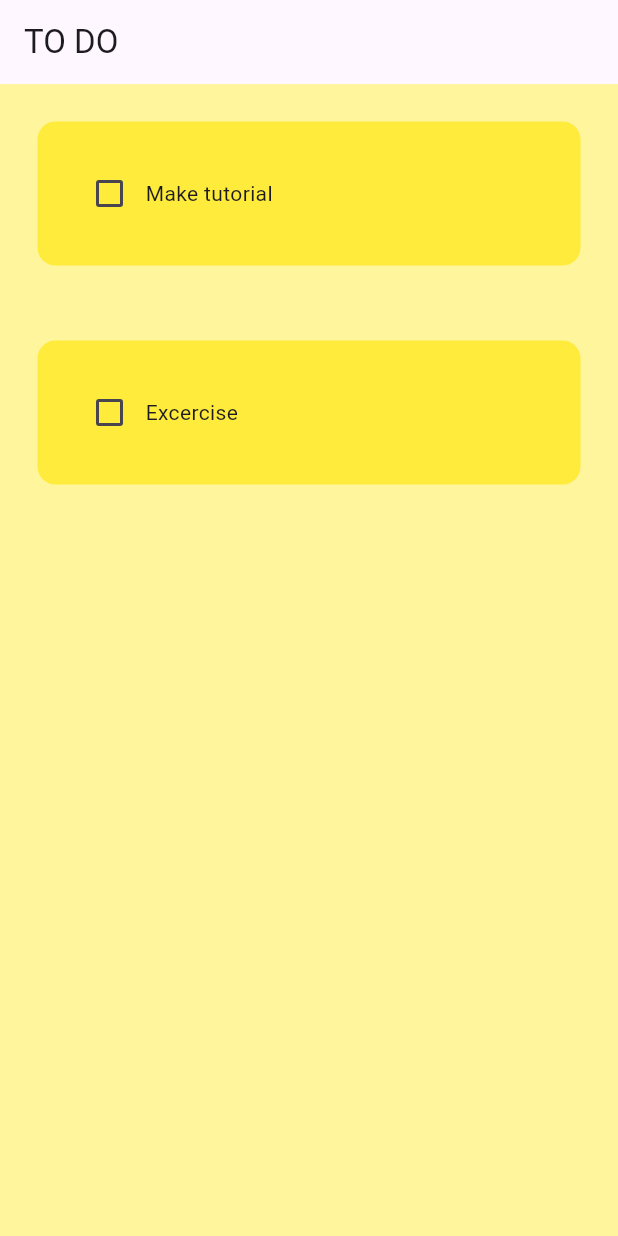
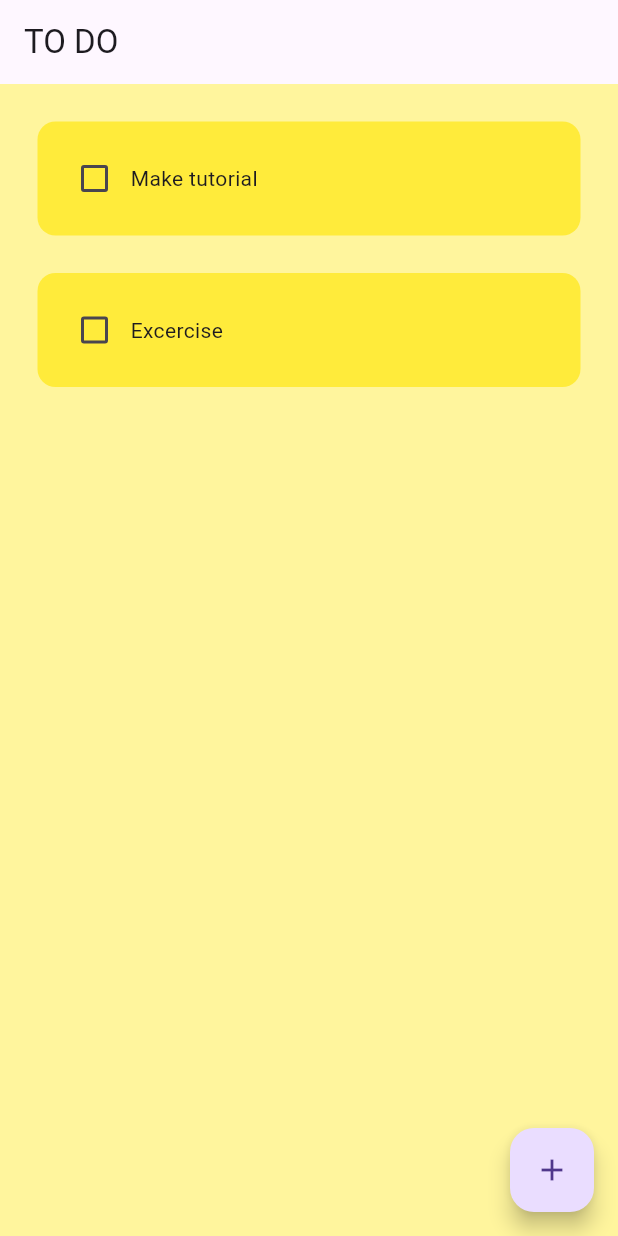
Before and after one commit to AbhiramKrishnaM/Flutter-Todo, a Flutter app: the screen it shows after launch, on a phone screen of 412 x 824 dp. Run offline on Flutter 3.47's test engine with Material 3 defaults, Android fonts, the phone set to English and light mode, and no system bars.

```diff
--- a/lib/pages/home.dart
+++ b/lib/pages/home.dart
@@ -1,6 +1,7 @@
 // ignore_for_file: prefer_const_constructors, prefer_const_literals_to_create_immutables
 
 import "package:flutter/material.dart";
+import "package:flutter_todo_application/util/dialog_box.dart";
 import "package:flutter_todo_application/util/todo_tile.dart";
 
 class HomePage extends StatefulWidget {
@@ -11,6 +12,8 @@ class HomePage extends StatefulWidget {
 }
 
 class _HomePageState extends State<HomePage> {
+  final _controler = TextEditingController();
+
   List toDoList = [
     ["Make tutorial", false],
     ["Excercise", false],
@@ -22,6 +25,16 @@ class _HomePageState extends State<HomePage> {
     });
   }
 
+  void createNewTask() {
+    showDialog(
+        context: context,
+        builder: (context) {
+          return DialogBox(
+            controller: _controler,
+          );
+        });
+  }
+
   @override
   Widget build(BuildContext context) {
     return Scaffold(
@@ -29,6 +42,10 @@ class _HomePageState extends State<HomePage> {
       appBar: AppBar(
         title: Text("TO DO"),
         elevation: 0,
+      ),
+      floatingActionButton: FloatingActionButton(
+        onPressed: createNewTask,
+        child: Icon(Icons.add),
       ),
       body: ListView.builder(
         itemCount: toDoList.length,
--- a/lib/util/todo_tile.dart
+++ b/lib/util/todo_tile.dart
@@ -16,13 +16,24 @@ class TodoTile extends StatelessWidget {
   @override
   Widget build(BuildContext context) {
     return Padding(
-      padding: const EdgeInsets.all(25.0),
+      padding: const EdgeInsets.only(left: 25.0, right: 25.0, top: 25),
       child: Container(
-        padding: EdgeInsets.all(24),
+        padding: EdgeInsets.all(14),
         child: Row(
           children: [
-            Checkbox(value: taskCompleted, onChanged: onChanged),
-            Text(taskName),
+            Checkbox(
+              value: taskCompleted,
+              onChanged: onChanged,
+              activeColor: Colors.black,
+            ),
+            Text(
+              taskName,
+              style: TextStyle(
+                decoration: taskCompleted
+                    ? TextDecoration.lineThrough
+                    : TextDecoration.none,
+              ),
+            ),
           ],
         ),
         decoration: BoxDecoration(
```
Also changed, not shown: lib/util/dialog_box.dart (added, +39 -0 lines), lib/util/my_button.dart (added, +17 -0 lines).
